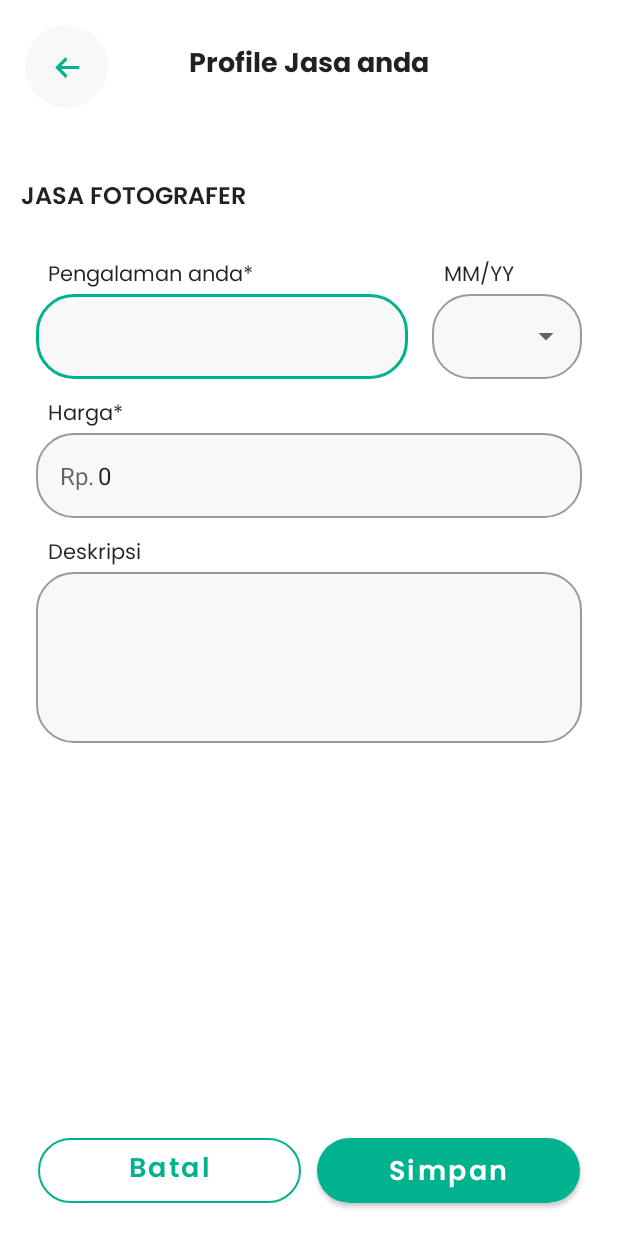
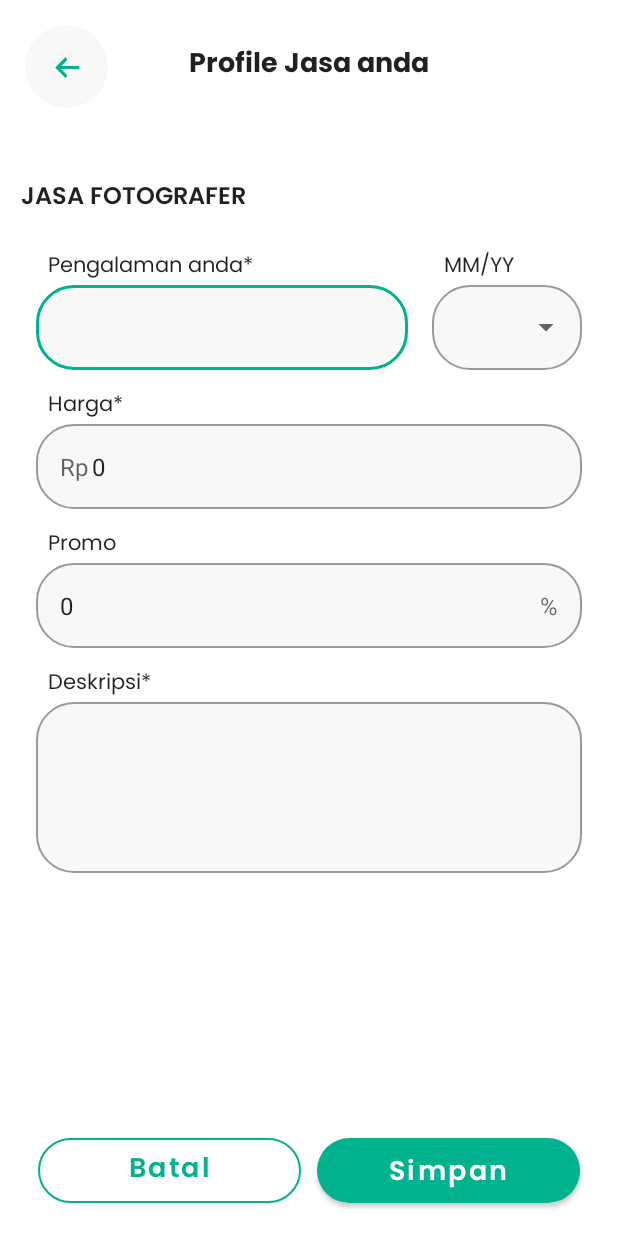
Before and after one commit to womenincode/CapstoneSIBDicoding-097-Fotokui, an Android app: the FormPhotographerActivity screen opened directly, with no data from a screen before it, on a phone screen of 412 x 824 dp. Run offline under Robolectric (Android 15) with nearby library versions, the phone set to English and light mode, and no system bars.

Commit message:
Update photographer form

```diff
--- a/app/src/main/res/layout/activity_form_photographer.xml
+++ b/app/src/main/res/layout/activity_form_photographer.xml
@@ -61,7 +61,7 @@
                     style="@style/cardSubtitleStyle"
                     android:layout_width="0dp"
                     android:layout_height="wrap_content"
-                    android:layout_marginTop="26dp"
+                    android:layout_marginTop="20dp"
                     android:layout_marginStart="32dp"
                     android:text="@string/your_experience"
                     app:layout_constraintStart_toStartOf="parent"
@@ -132,10 +132,39 @@
                     android:layout_width="0dp"
                     android:layout_height="wrap_content"
                     app:hintEnabled="false"
-                    app:prefixText="Rp."
+                    app:prefixText="Rp"
                     app:layout_constraintEnd_toEndOf="@+id/til_year_or_month"
                     app:layout_constraintStart_toStartOf="@+id/til_experience"
                     app:layout_constraintTop_toBottomOf="@+id/tv_photographer_price">
+
+                    <com.google.android.material.textfield.TextInputEditText
+                        android:layout_width="match_parent"
+                        android:layout_height="wrap_content"
+                        android:text="@string/zero"
+                        android:inputType="number|numberDecimal" />
+                </com.google.android.material.textfield.TextInputLayout>
+
+                <TextView
+                    android:id="@+id/tv_photographer_promotion"
+                    style="@style/cardSubtitleStyle"
+                    android:layout_width="0dp"
+                    android:layout_height="wrap_content"
+                    android:layout_marginTop="12dp"
+                    android:layout_marginStart="32dp"
+                    android:text="@string/your_promotion"
+                    app:layout_constraintStart_toStartOf="parent"
+                    app:layout_constraintTop_toBottomOf="@+id/til_price" />
+
+                <com.google.android.material.textfield.TextInputLayout
+                    android:id="@+id/til_promotion"
+                    style="@style/Widget.FotoKui.TextInputLayout.OutlinedBox"
+                    android:layout_width="0dp"
+                    android:layout_height="wrap_content"
+                    app:hintEnabled="false"
+                    app:suffixText="%"
+                    app:layout_constraintEnd_toEndOf="@+id/til_year_or_month"
+                    app:layout_constraintStart_toStartOf="@+id/til_experience"
+                    app:layout_constraintTop_toBottomOf="@+id/tv_photographer_promotion">
 
                     <com.google.android.material.textfield.TextInputEditText
                         android:layout_width="match_parent"
@@ -150,9 +179,9 @@
                     android:layout_width="0dp"
                     android:layout_height="wrap_content"
                     android:layout_marginTop="12dp"
-                    android:text="@string/description"
+                    android:text="@string/your_description"
                     app:layout_constraintStart_toStartOf="@+id/tv_photographer_price"
-                    app:layout_constraintTop_toBottomOf="@+id/til_price" />
+                    app:layout_constraintTop_toBottomOf="@+id/til_promotion" />
 
                 <com.google.android.material.textfield.TextInputLayout
                     android:id="@+id/til_description"
--- a/app/src/main/res/values/strings.xml
+++ b/app/src/main/res/values/strings.xml
@@ -17,4 +17,6 @@
     <string name="zero">0</string>
     <string name="like_this_photographer">Suka photographer ini</string>
     <string name="favorite">Favorite</string>
+    <string name="your_description">Deskripsi*</string>
+    <string name="your_promotion">Promo</string>
 </resources>
--- a/app/src/main/res/values/styles.xml
+++ b/app/src/main/res/values/styles.xml
@@ -2,7 +2,6 @@
 <resources>
 
     <!--  Font  -->
-
     <style name="customHeader" parent="@android:style/TextAppearance">
         <item name="android:fontFamily">@font/poppins_bold</item>
         <item name="android:textSize">32sp</item>
```
